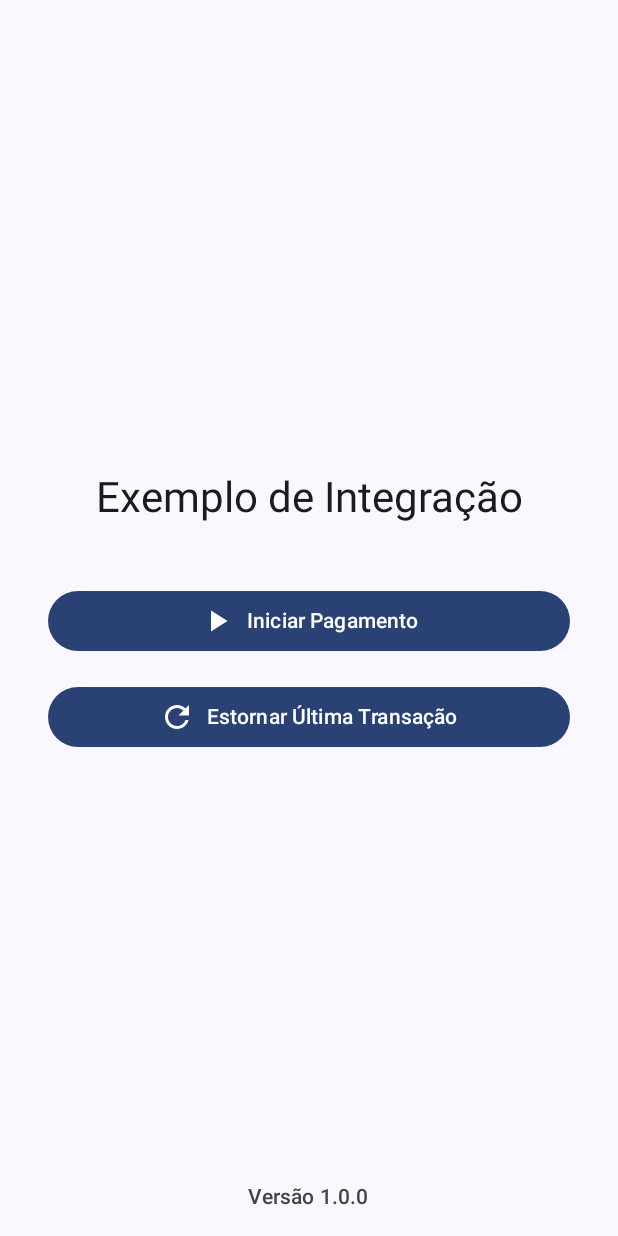
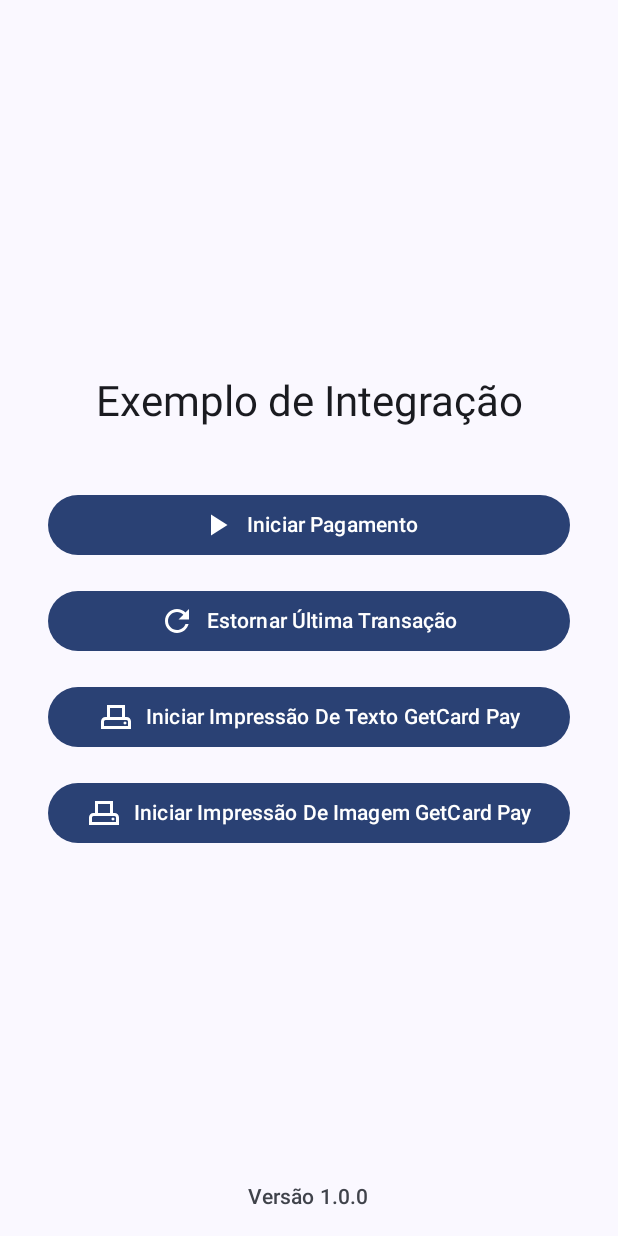
Before and after one commit to GetCardSoftware/hub-public-examples, an Android app built with Jetpack Compose: the screen it shows after launch (MainActivity), on a phone screen of 412 x 824 dp. Run offline under Robolectric (Android 15) with nearby library versions, the phone set to English and light mode, and no system bars.

Commit message:
feat: adicionar impressao de imagens e texto na integracao via intent

```diff
--- a/getcard-pay-intent-example/app/src/main/java/com/getcard/hub/getcardpay/example/MainActivity.kt
+++ b/getcard-pay-intent-example/app/src/main/java/com/getcard/hub/getcardpay/example/MainActivity.kt
@@ -1,6 +1,10 @@
 package com.getcard.hub.getcardpay.example
 
+import android.content.ClipData
+import android.content.Context
 import android.content.Intent
+import android.graphics.Bitmap
+import android.net.Uri
 import android.os.Bundle
 import android.util.Log
 import android.widget.Toast
@@ -24,12 +28,18 @@ import androidx.compose.material3.Icon
 import androidx.compose.material3.MaterialTheme
 import androidx.compose.material3.Scaffold
 import androidx.compose.material3.Text
+import androidx.compose.runtime.Composable
 import androidx.compose.ui.Alignment
 import androidx.compose.ui.Modifier
+import androidx.compose.ui.platform.LocalContext
 import androidx.compose.ui.unit.dp
+import androidx.core.content.FileProvider
 import com.getcard.hub.getcardpay.example.data.AvailableOperationStatus
+import com.getcard.hub.getcardpay.example.ui.icons.Adf_scanner
 import com.getcard.hub.getcardpay.example.ui.payment.PaymentActivity
 import com.getcard.hub.getcardpay.example.ui.theme.GetcardPayExampleTheme
+import java.io.File
+import java.io.FileOutputStream
 
 class MainActivity : ComponentActivity() {
 
@@ -71,6 +81,27 @@ class MainActivity : ComponentActivity() {
                     lastTransactionId = transactionId
                 }
             }
+
+        val printLauncher =
+            registerForActivityResult(ActivityResultContracts.StartActivityForResult()) { result ->
+                val response = result.data
+                if (response != null) {
+                    response.getStringExtra("RESULT_OPERATION_STATUS_EXTRA").also {
+                        "Status da impressão: $it".run {
+                            Toast.makeText(this@MainActivity, this, Toast.LENGTH_SHORT)
+                                .show()
+                        }
+                    }
+                    response.getStringExtra("RESULT_MESSAGE_EXTRA").also {
+                        "Mensagem da impressão: $it".run {
+                            Toast.makeText(this@MainActivity, this, Toast.LENGTH_SHORT)
+                                .show()
+                        }
+                    }
+                }
+            }
+
+
 
         setContent {
             GetcardPayExampleTheme {
@@ -140,6 +171,16 @@ class MainActivity : ComponentActivity() {
                                 Spacer(modifier = Modifier.width(8.dp))
                                 Text("Estornar Última Transação")
                             }
+                            StartPrintButton(
+                                modifier = Modifier
+                                    .fillMaxWidth()
+                                    .padding(vertical = 8.dp),
+                                launch = { printLauncher.launch(it) })
+                            StartPrintImageButton(
+                                modifier = Modifier
+                                    .fillMaxWidth()
+                                    .padding(vertical = 8.dp),
+                                launch = { printLauncher.launch(it) })
                         }
                         Column(
                             modifier = Modifier
@@ -161,4 +202,94 @@ class MainActivity : ComponentActivity() {
             }
         }
     }
+
+
+    @Composable
+    fun StartPrintButton(
+        modifier: Modifier = Modifier,
+        launch: (Intent) -> Unit
+    ) {
+        val context = LocalContext.current
+
+        Button(
+            modifier = modifier,
+            onClick = {
+                val printIntent = Intent()
+                printIntent.setClassName(
+                    "com.getcard.hub.getcardpayapp",
+                    "com.getcard.hub.getcardpayapp.ui.PrintActivity"
+                )
+                printIntent.putExtra("RECEIPT", Mocks.generateSitefReceipt())
+
+                if (printIntent.resolveActivity(context.packageManager) != null) {
+                    Log.d("MainActivity", "Iniciando GetCardPay")
+                    launch(printIntent)
+                } else {
+                    Log.e("MainActivity", "Não existe GetCardPay nesse dispositivo")
+                    Toast.makeText(context, "App não instalado", Toast.LENGTH_SHORT).show()
+                }
+            }) {
+            Icon(
+                imageVector = Adf_scanner,
+                contentDescription = null
+            )
+            Spacer(modifier = Modifier.width(8.dp))
+            Text("Iniciar Impressão De Texto GetCard Pay")
+        }
+    }
+
+    @Composable
+    fun StartPrintImageButton(
+        modifier: Modifier = Modifier,
+        launch: (Intent) -> Unit
+    ) {
+        val context = LocalContext.current
+
+        fun getImageUri(context: Context, bitmap: Bitmap): Uri {
+            val imagesFolder = File(context.cacheDir, "images")
+            imagesFolder.mkdirs()
+
+            val file = File(imagesFolder, "shared_image.png")
+            FileOutputStream(file).use { out ->
+                bitmap.compress(Bitmap.CompressFormat.PNG, 100, out)
+            }
+
+            return FileProvider.getUriForFile(context, "${context.packageName}.provider", file)
+        }
+
+        Button(
+            modifier = modifier,
+            onClick = {
+                val uri = getImageUri(context, Mocks.generateReceiptBitmap())
+                Log.d(
+                    "MainActivity",
+                    "Image URI: $uri"
+                )
+                val printIntent = Intent().apply {
+                    setClassName(
+                        "com.getcard.hub.getcardpayapp",
+                        "com.getcard.hub.getcardpayapp.ui.PrintActivity"
+                    )
+                    putExtra("RECEIPT_IMAGE_URI", uri)
+                    flags = Intent.FLAG_GRANT_READ_URI_PERMISSION
+                    clipData = ClipData.newUri(context.contentResolver, "RECEIPT_IMAGE_URI", uri)
+                }
+                if (printIntent.resolveActivity(context.packageManager) != null) {
+                    Log.d("MainActivity", "Iniciando GetCardPay")
+                    launch(printIntent)
+                } else {
+                    Log.e("MainActivity", "Não existe GetCardPay nesse dispositivo")
+                    Toast.makeText(context, "App não instalado", Toast.LENGTH_SHORT).show()
+                }
+            }) {
+            Icon(
+                imageVector = Adf_scanner,
+                contentDescription = null
+            )
+            Spacer(modifier = Modifier.width(8.dp))
+            Text("Iniciar Impressão De Imagem GetCard Pay")
+        }
+    }
+
+
 }
--- /dev/null
+++ b/getcard-pay-intent-example/app/src/main/java/com/getcard/hub/getcardpay/example/ui/icons/Adf_scanner.kt
@@ -0,0 +1,68 @@
+package com.getcard.hub.getcardpay.example.ui.icons
+
+import androidx.compose.ui.graphics.Color
+import androidx.compose.ui.graphics.SolidColor
+import androidx.compose.ui.graphics.vector.ImageVector
+import androidx.compose.ui.graphics.vector.path
+import androidx.compose.ui.unit.dp
+
+val Adf_scanner: ImageVector
+    get() {
+        if (_Adf_scanner != null) return _Adf_scanner!!
+
+        _Adf_scanner = ImageVector.Builder(
+            name = "Adf_scanner",
+            defaultWidth = 24.dp,
+            defaultHeight = 24.dp,
+            viewportWidth = 960f,
+            viewportHeight = 960f
+        ).apply {
+            path(
+                fill = SolidColor(Color(0xFF000000))
+            ) {
+                moveTo(80f, 800f)
+                verticalLineToRelative(-200f)
+                quadToRelative(0f, -50f, 35f, -85f)
+                reflectiveQuadToRelative(85f, -35f)
+                horizontalLineToRelative(40f)
+                verticalLineToRelative(-320f)
+                horizontalLineToRelative(480f)
+                verticalLineToRelative(320f)
+                horizontalLineToRelative(40f)
+                quadToRelative(50f, 0f, 85f, 35f)
+                reflectiveQuadToRelative(35f, 85f)
+                verticalLineToRelative(200f)
+                close()
+                moveToRelative(240f, -320f)
+                horizontalLineToRelative(320f)
+                verticalLineToRelative(-240f)
+                horizontalLineTo(320f)
+                close()
+                moveTo(160f, 720f)
+                horizontalLineToRelative(640f)
+                verticalLineToRelative(-120f)
+                quadToRelative(0f, -17f, -11.5f, -28.5f)
+                reflectiveQuadTo(760f, 560f)
+                horizontalLineTo(200f)
+                quadToRelative(-17f, 0f, -28.5f, 11.5f)
+                reflectiveQuadTo(160f, 600f)
+                close()
+                moveToRelative(560f, -40f)
+                quadToRelative(17f, 0f, 28.5f, -11.5f)
+                reflectiveQuadTo(760f, 640f)
+                reflectiveQuadToRelative(-11.5f, -28.5f)
+                reflectiveQuadTo(720f, 600f)
+                reflectiveQuadToRelative(-28.5f, 11.5f)
+                reflectiveQuadTo(680f, 640f)
+                reflectiveQuadToRelative(11.5f, 28.5f)
+                reflectiveQuadTo(720f, 680f)
+                moveTo(160f, 560f)
+                horizontalLineToRelative(640f)
+                close()
+            }
+        }.build()
+
+        return _Adf_scanner!!
+    }
+
+private var _Adf_scanner: ImageVector? = null
--- /dev/null
+++ b/getcard-pay-intent-example/app/src/main/res/xml/file_paths.xml
@@ -0,0 +1,6 @@
+<?xml version="1.0" encoding="utf-8"?>
+<paths>
+    <cache-path
+        name="shared_images"
+        path="images/" />
+</paths>
```
Also changed, not shown: getcard-pay-intent-example/app/src/main/AndroidManifest.xml (+10 -0 lines), getcard-pay-intent-example/app/src/main/java/com/getcard/hub/getcardpay/example/Mocks.kt (added, +95 -0 lines).
